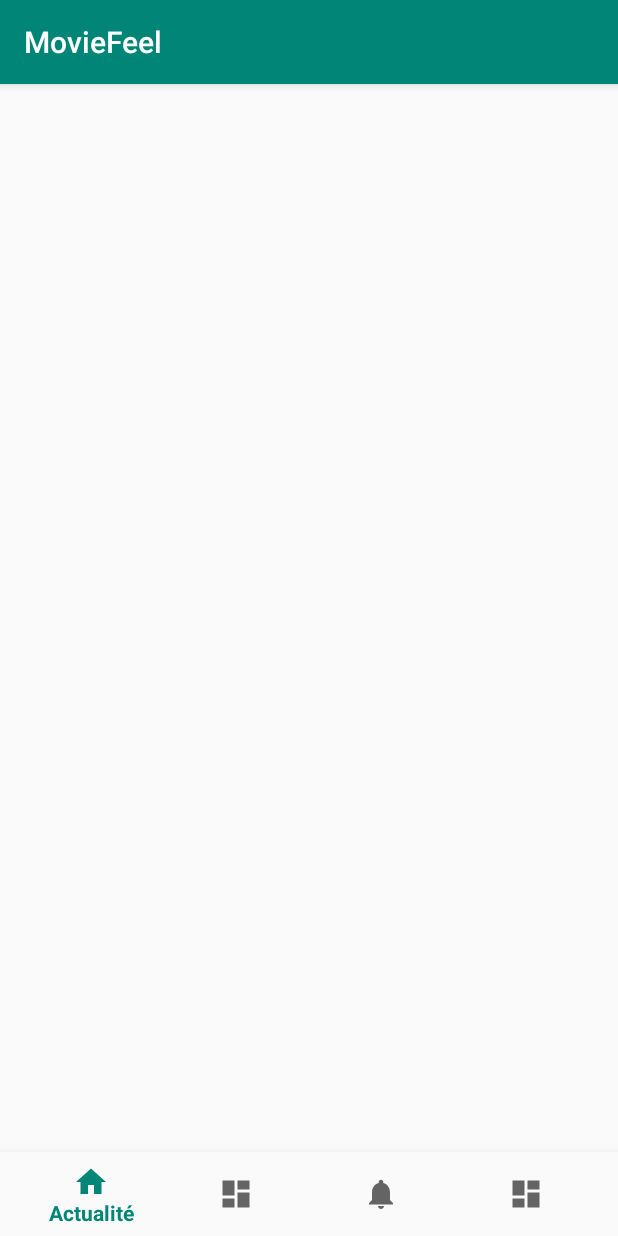
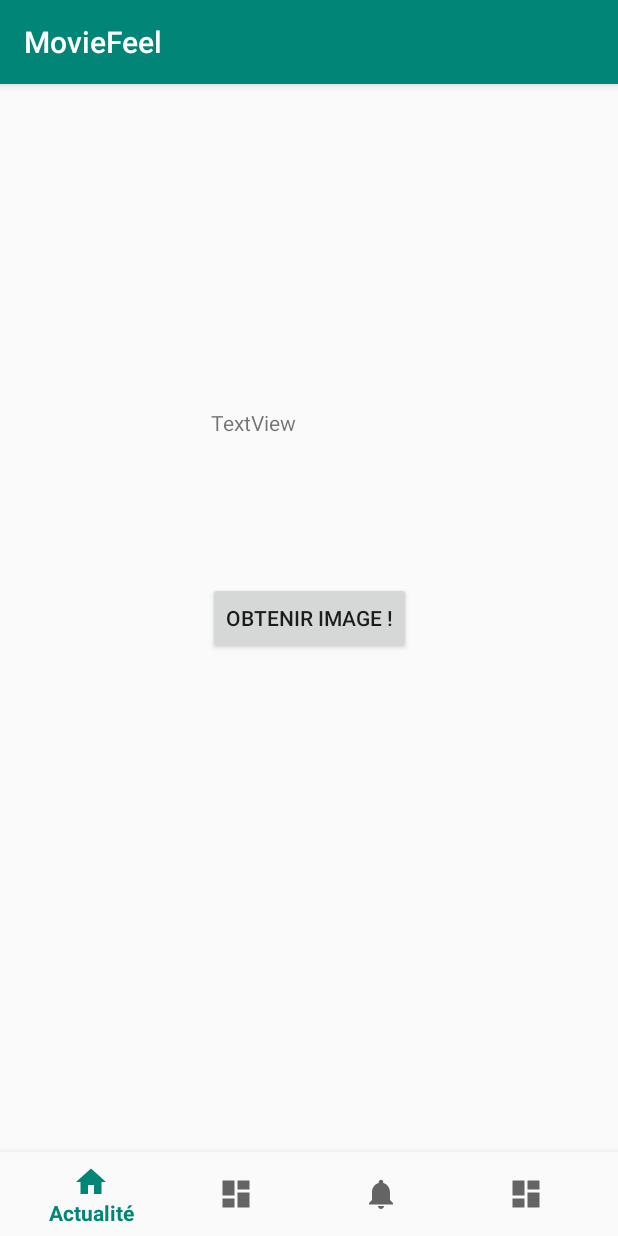
Before and after one commit to M-D75/AppliFilm, an Android app: the screen it shows after launch (Accueil), on a phone screen of 412 x 824 dp. Run offline under Robolectric (Android 15) with nearby library versions, the phone set to English and light mode, and no system bars.

Commit message:
Image url + item pour gridView
Utilisation de la librairie Picasso pour la gestion de l'image.

```diff
--- a/MovieFeel/app/build.gradle
+++ b/MovieFeel/app/build.gradle
@@ -9,6 +9,7 @@ android {
         versionCode 1
         versionName "1.0"
         testInstrumentationRunner "android.support.test.runner.AndroidJUnitRunner"
+        vectorDrawables.useSupportLibrary = true
     }
     buildTypes {
         release {
@@ -19,7 +20,7 @@ android {
 }
 
 dependencies {
-    implementation fileTree(dir: 'libs', include: ['*.jar'])
+    implementation fileTree(include: ['*.jar'], dir: 'libs')
     implementation 'com.android.support:appcompat-v7:28.0.0'
     implementation 'com.android.support:design:28.0.0'
     implementation 'com.android.support.constraint:constraint-layout:1.1.3'
@@ -28,4 +29,5 @@ dependencies {
     androidTestImplementation 'com.android.support.test:runner:1.0.2'
     androidTestImplementation 'com.android.support.test.espresso:espresso-core:3.0.2'
     implementation 'com.android.support:gridlayout-v7:28.0.0'
+    implementation 'com.squareup.picasso:picasso:2.3.2'
 }
--- a/MovieFeel/app/src/main/java/com/example/admin/moviefeel/Accueil.java
+++ b/MovieFeel/app/src/main/java/com/example/admin/moviefeel/Accueil.java
@@ -1,15 +1,19 @@
 package com.example.admin.moviefeel;
 
+import android.content.Intent;
 import android.os.Bundle;
 import android.support.annotation.NonNull;
 import android.support.design.widget.BottomNavigationView;
 import android.support.v7.app.AppCompatActivity;
 import android.view.MenuItem;
+import android.view.View;
+import android.widget.Button;
 import android.widget.TextView;
 
 public class Accueil extends AppCompatActivity {
 
     private TextView mTextMessage;
+    private Button mButton;
 
     private BottomNavigationView.OnNavigationItemSelectedListener mOnNavigationItemSelectedListener
             = new BottomNavigationView.OnNavigationItemSelectedListener() {
@@ -43,6 +47,17 @@ public class Accueil extends AppCompatActivity {
         mTextMessage = (TextView) findViewById(R.id.message);
         BottomNavigationView navigation = (BottomNavigationView) findViewById(R.id.navigation);
         navigation.setOnNavigationItemSelectedListener(mOnNavigationItemSelectedListener);
+        mButton = (Button) findViewById(R.id.buttonImg);
+
+        mButton.setOnClickListener(new View.OnClickListener() {
+            @Override
+            public void onClick(View v) {
+                Intent decouvrirActivityIntent = new Intent(Accueil.this, Decouvrir.class);
+                startActivity(decouvrirActivityIntent);
+            }
+        });
+
+
     }
 
 }
--- a/MovieFeel/app/src/main/res/layout/activity_accueil.xml
+++ b/MovieFeel/app/src/main/res/layout/activity_accueil.xml
@@ -20,4 +20,31 @@
         app:layout_constraintRight_toRightOf="parent"
         app:menu="@menu/navigation" />
 
+    <TextView
+        android:id="@+id/message"
+        android:layout_width="135dp"
+        android:layout_height="56dp"
+        android:layout_marginTop="216dp"
+        android:layout_marginEnd="136dp"
+        android:layout_marginRight="136dp"
+        android:text="TextView"
+        app:layout_constraintEnd_toEndOf="parent"
+        app:layout_constraintTop_toTopOf="parent" />
+
+    <Button
+        android:id="@+id/buttonImg"
+        android:layout_width="wrap_content"
+        android:layout_height="wrap_content"
+        android:layout_marginStart="8dp"
+        android:layout_marginLeft="8dp"
+        android:layout_marginTop="8dp"
+        android:layout_marginEnd="8dp"
+        android:layout_marginRight="8dp"
+        android:layout_marginBottom="8dp"
+        android:text="Obtenir image !"
+        app:layout_constraintBottom_toTopOf="@+id/navigation"
+        app:layout_constraintEnd_toEndOf="parent"
+        app:layout_constraintStart_toStartOf="parent"
+        app:layout_constraintTop_toTopOf="parent" />
+
 </android.support.constraint.ConstraintLayout>
--- a/MovieFeel/app/src/main/res/values/strings.xml
+++ b/MovieFeel/app/src/main/res/values/strings.xml
@@ -5,4 +5,8 @@
     <string name="title_paraitre">À paraître</string>
     <string name="title_compte">Mon compte</string>
     <string name="title_activity_voir">Voir</string>
+    <string name="title_activity_decouvrir">Decouvrir</string>
+    <string name="title_home">Home</string>
+    <string name="title_dashboard">Dashboard</string>
+    <string name="title_notifications">Notifications</string>
 </resources>
```
Also changed, not shown: MovieFeel/app/src/main/AndroidManifest.xml (+6 -1 lines), MovieFeel/app/src/main/java/com/example/admin/moviefeel/Decouvrir.java (added, +53 -0 lines), MovieFeel/app/src/main/java/com/example/admin/moviefeel/Voir.java (+0 -10 lines), MovieFeel/app/src/main/java/com/example/admin/moviefeel/models/itemMovie.java (added, +43 -0 lines), MovieFeel/app/src/main/res/layout/activity_decouvrir.xml (added, +39 -0 lines), MovieFeel/app/src/main/res/layout/activity_voir.xml (+7 -23 lines), MovieFeel/app/src/main/res/layout/adapter_picture_movies.xml (added, +56 -0 lines).
